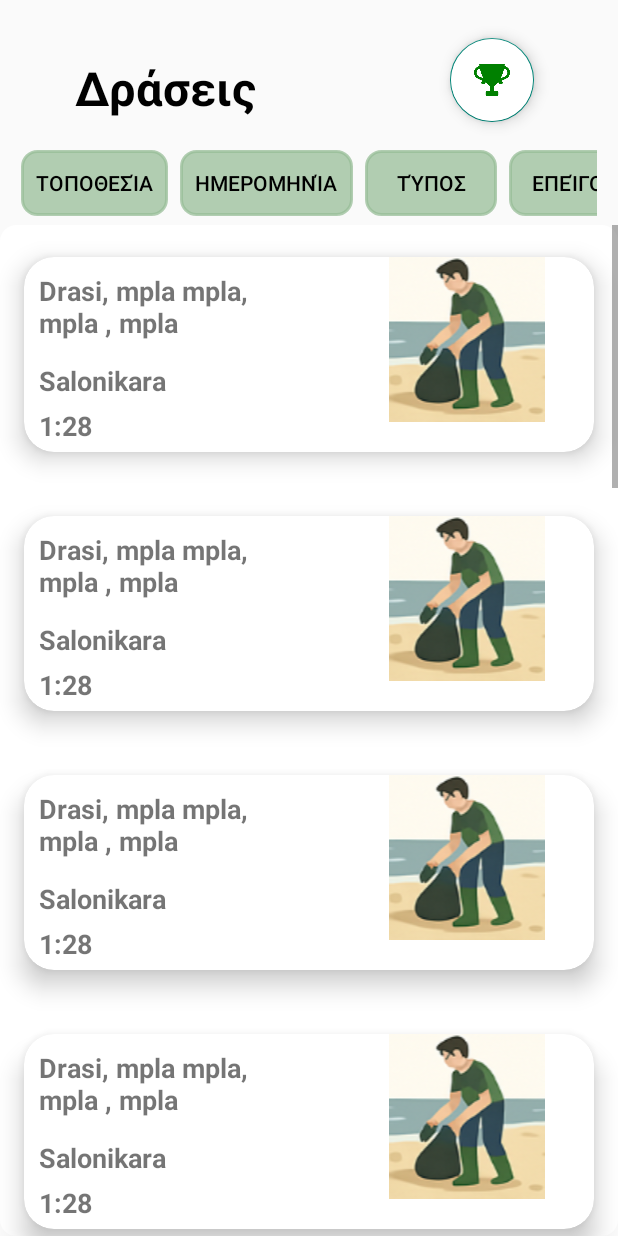
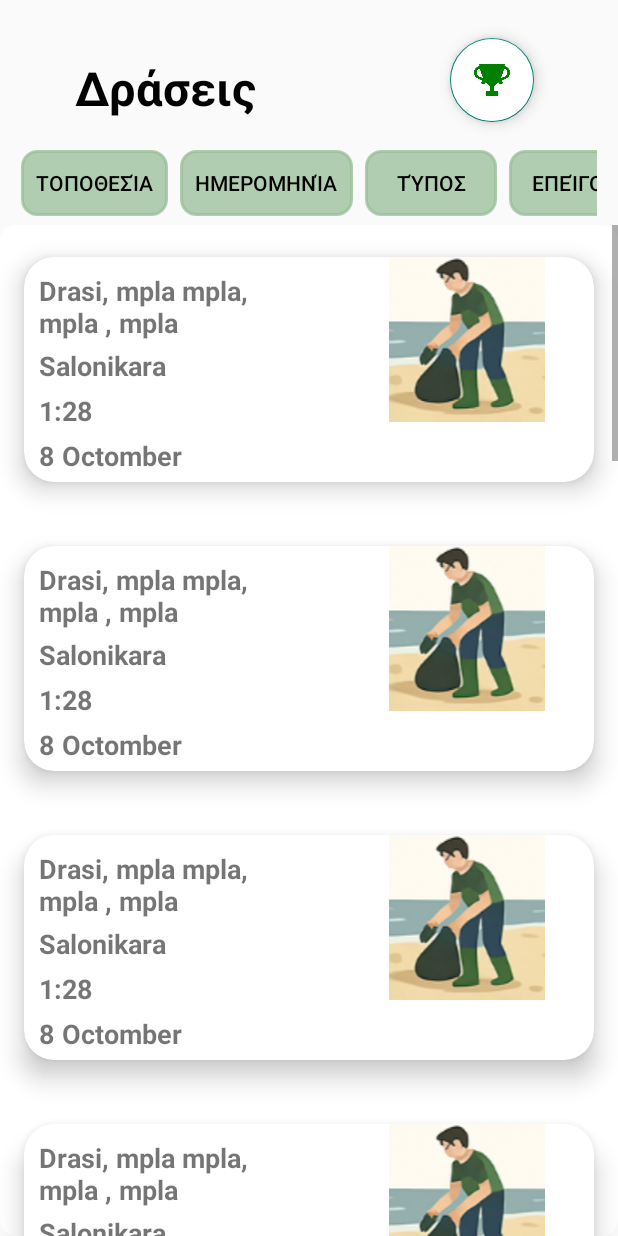
Before and after one commit to sapounasGH/PlanetPulse, an Android app built with Jetpack Compose: the MainActivity2 screen opened directly, with no data from a screen before it, on a phone screen of 412 x 824 dp. Run offline under Robolectric (Android 15) with nearby library versions, the phone set to English and light mode, and no system bars; 2 statements that could not run were skipped.

Commit message:
no message

```diff
--- a/app/src/main/java/com/example/planyerpulse/MainActivity2.java
+++ b/app/src/main/java/com/example/planyerpulse/MainActivity2.java
@@ -1,10 +1,15 @@
 package com.example.planyerpulse;
 
+import android.content.Intent;
 import android.os.Bundle;
 import android.view.View;
+import android.widget.Button;
 import android.widget.LinearLayout;
+import android.widget.TextView;
+
 import androidx.activity.EdgeToEdge;
 import androidx.appcompat.app.AppCompatActivity;
+import androidx.cardview.widget.CardView;
 import androidx.core.graphics.Insets;
 import androidx.core.view.ViewCompat;
 import androidx.core.view.WindowInsetsCompat;
@@ -25,7 +30,31 @@ public class MainActivity2 extends AppCompatActivity {
         for (int i = 0; i < 15; i++){
             View view = getLayoutInflater().inflate(R.layout.card, null);
             lLayout.addView(view);
-
+            TextView textView1 = view.findViewById(R.id.titlosdrasis);
+            TextView textView2 = view.findViewById(R.id.Meros);
+            TextView textView3 = view.findViewById(R.id.wra);
+            TextView textView4 = view.findViewById(R.id.hmerohnia);
+            //TextView textView4 = view.findViewById(R.id.titlosdrasis);
+            view.setOnClickListener(new View.OnClickListener() {
+                @Override
+                public void onClick(View view) {
+                    Intent intent = new Intent(MainActivity2.this, drasidetails.class);
+                    intent.putExtra("titlosdrasis", textView1.getText());
+                    intent.putExtra("meros", textView2.getText());
+                    intent.putExtra("wra", textView3.getText());
+                    intent.putExtra("hmerohnia", textView4.getText());
+                    //intent.putExtra("playnext",playnext); EXOUME KAI ALLA NA BALOUME
+                    startActivity(intent);
+                }
+            });
         }
+        Button leaderboardbtn = findViewById(R.id.leaderboard);
+        leaderboardbtn.setOnClickListener(new View.OnClickListener() {
+            @Override
+            public void onClick(View view) {
+                Intent intent = new Intent(MainActivity2.this, LeaderboardActivity.class);
+                startActivity(intent);
+            }
+        });
     }
 }
--- a/app/src/main/res/layout/activity_main2.xml
+++ b/app/src/main/res/layout/activity_main2.xml
@@ -112,7 +112,7 @@
     </LinearLayout>
 
     <com.google.android.material.floatingactionbutton.FloatingActionButton
-        android:id="@+id/floatingActionButton"
+        android:id="@+id/leaderboard"
         android:layout_width="wrap_content"
         android:layout_height="wrap_content"
         android:clickable="true"
--- a/app/src/main/res/layout/card.xml
+++ b/app/src/main/res/layout/card.xml
@@ -13,35 +13,44 @@
     card_view:cardUseCompatPadding="true"
     >
 
+
     <TextView
         android:id="@+id/titlosdrasis"
         android:layout_width="190dp"
-                android:layout_height="60dp"
+        android:layout_height="49dp"
+        android:layout_margin="10dp"
         android:text="Drasi, mpla mpla, mpla , mpla"
-                android:layout_margin="10dp"
-                android:textStyle="bold"
         android:textSize="18dp"
-                />
+        android:textStyle="bold" />
+
     <TextView
         android:id="@+id/Meros"
         android:layout_width="190dp"
         android:layout_height="30dp"
+        android:layout_marginLeft="10dp"
+        android:layout_marginTop="60dp"
         android:text="Salonikara"
-                android:layout_marginLeft="10dp"
-                android:layout_marginTop="70dp"
-                android:textStyle="bold"
         android:textSize="18dp"
-                />
+        android:textStyle="bold" />
+
     <TextView
         android:id="@+id/wra"
         android:layout_width="190dp"
         android:layout_height="30dp"
+        android:layout_marginLeft="10dp"
+        android:layout_marginTop="90dp"
         android:text="1:28"
+        android:textSize="18dp"
+        android:textStyle="bold" />
+    <TextView
+        android:id="@+id/hmerohnia"
+        android:layout_width="190dp"
+        android:layout_height="30dp"
         android:layout_marginLeft="10dp"
-                android:layout_marginTop="100dp"
-                android:textStyle="bold"
+        android:layout_marginTop="120dp"
+        android:text="8 Octomber "
         android:textSize="18dp"
-                />
+        android:textStyle="bold" />
 
     <ImageView
         android:layout_width="match_parent"
```
Also changed, not shown: app/src/main/java/com/example/planyerpulse/drasidetails.java (+13 -1 lines). Lines whose indentation alone changed are shown as unchanged.
